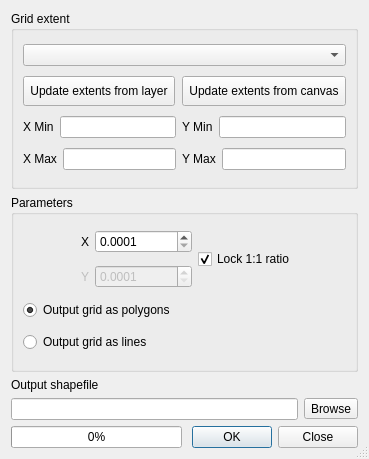
Qt form qgis/python/plugins/fTools/tools/frmVectorGrid.ui (sourcepole/qgis) before a commit.
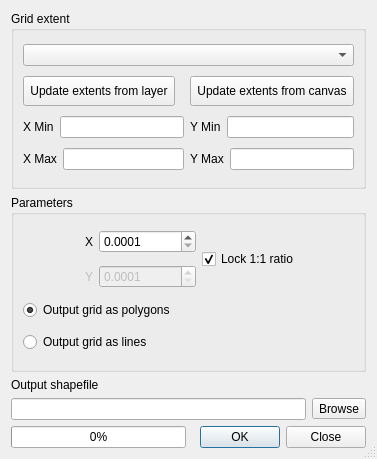
The same form after that commit.

Commit message: update maximum grid spacing for regular points tool (fixes #2404).

```diff
--- a/qgis/python/plugins/fTools/tools/frmVectorGrid.ui
+++ b/qgis/python/plugins/fTools/tools/frmVectorGrid.ui
@@ -4,11 +4,11 @@
   <property name="windowModality" >
    <enum>Qt::NonModal</enum>
   </property>
-  <property name="geometry" >
+  <property name="geometry">
    <rect>
     <x>0</x>
     <y>0</y>
-    <width>369</width>
+    <width>377</width>
     <height>459</height>
    </rect>
   </property>
@@ -199,8 +199,8 @@
         <property name="minimum" >
          <double>0.000100000000000</double>
         </property>
-        <property name="maximum" >
-         <double>999999999.000000000000000</double>
+        <property name="maximum">
+         <double>1000000000.000000000000000</double>
         </property>
         <property name="singleStep" >
          <double>0.000100000000000</double>
@@ -264,8 +264,8 @@
         <property name="minimum" >
          <double>0.000100000000000</double>
         </property>
-        <property name="maximum" >
-         <double>999999999.000000000000000</double>
+        <property name="maximum">
+         <double>1000000000.000000000000000</double>
         </property>
         <property name="singleStep" >
          <double>0.000100000000000</double>
```
Left out of the diff: 255 changed lines with no effect on the pictures. The commit also changes 1 other file.
